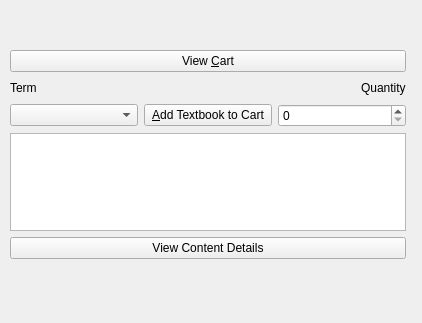
Above: D4_TeamJava/cuTPS_gui/StudentShopView.ui from AnkushVarshneya/CUTPS before the change. Below: the same form after it.
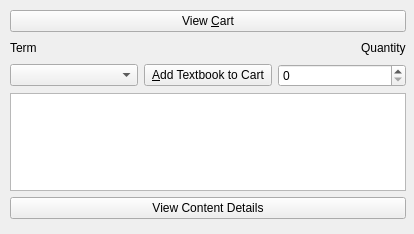
That is the form after the change.

Commit message: more ui stuff. could make a dock panel for cart? going to work on making it look better, layouts etc

What changed in the file:
```diff
--- a/D4_TeamJava/cuTPS_gui/StudentShopView.ui
+++ b/D4_TeamJava/cuTPS_gui/StudentShopView.ui
@@ -6,20 +6,20 @@
    <rect>
     <x>0</x>
     <y>0</y>
-    <width>422</width>
-    <height>323</height>
+    <width>414</width>
+    <height>234</height>
    </rect>
   </property>
   <property name="sizePolicy">
-   <sizepolicy hsizetype="Minimum" vsizetype="Minimum">
+   <sizepolicy hsizetype="Minimum" vsizetype="MinimumExpanding">
     <horstretch>0</horstretch>
-    <verstretch>0</verstretch>
+    <verstretch>2</verstretch>
    </sizepolicy>
   </property>
   <property name="minimumSize">
    <size>
     <width>400</width>
-    <height>320</height>
+    <height>225</height>
    </size>
   </property>
   <property name="windowTitle">
@@ -29,14 +29,23 @@
    <property name="geometry">
     <rect>
      <x>10</x>
-     <y>50</y>
+     <y>10</y>
      <width>396</width>
      <height>209</height>
     </rect>
    </property>
    <layout class="QVBoxLayout" name="verticalLayout">
+    <property name="sizeConstraint">
+     <enum>QLayout::SetMinimumSize</enum>
+    </property>
     <item>
      <widget class="QPushButton" name="viewShoppingCartOption">
+      <property name="sizePolicy">
+       <sizepolicy hsizetype="Preferred" vsizetype="Fixed">
+        <horstretch>0</horstretch>
+        <verstretch>0</verstretch>
+       </sizepolicy>
+      </property>
       <property name="text">
        <string>View &amp;Cart</string>
       </property>
@@ -95,6 +104,12 @@
     </item>
     <item>
      <widget class="QPushButton" name="viewDetailsOption">
+      <property name="sizePolicy">
+       <sizepolicy hsizetype="Preferred" vsizetype="Fixed">
+        <horstretch>0</horstretch>
+        <verstretch>0</verstretch>
+       </sizepolicy>
+      </property>
       <property name="text">
        <string>View Content Details</string>
       </property>
```
The commit also changes 4 other files.
